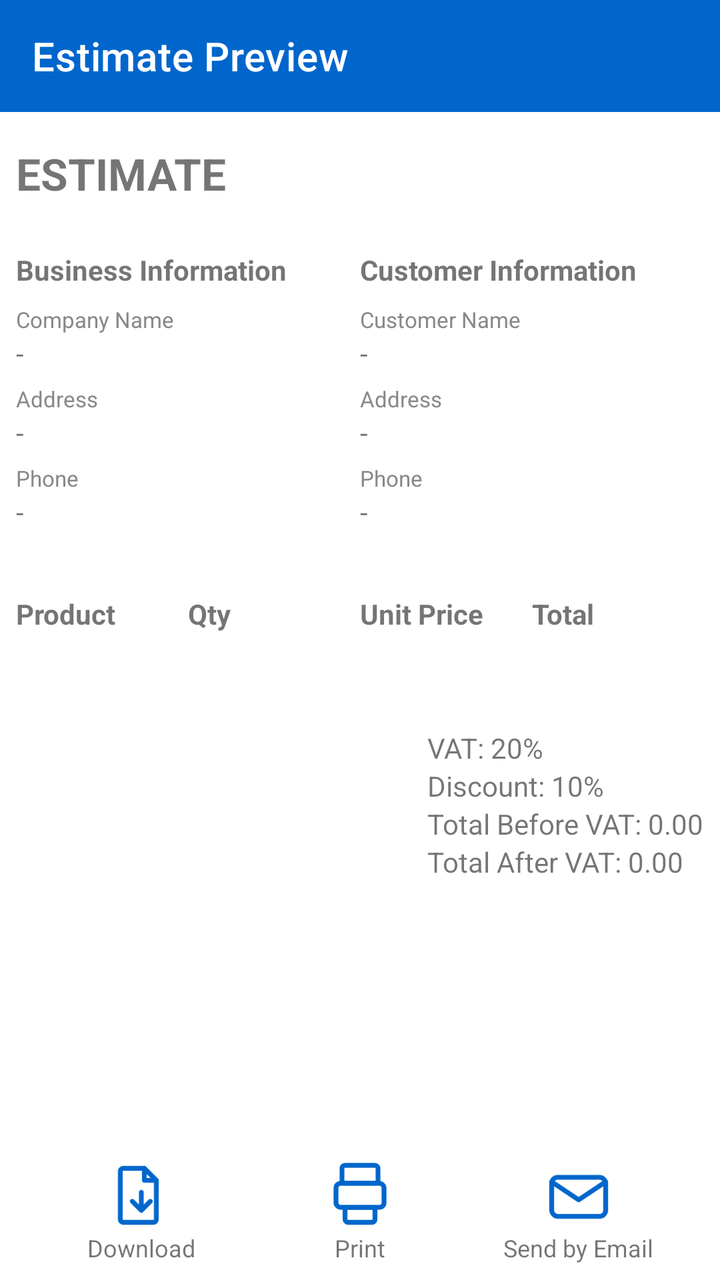
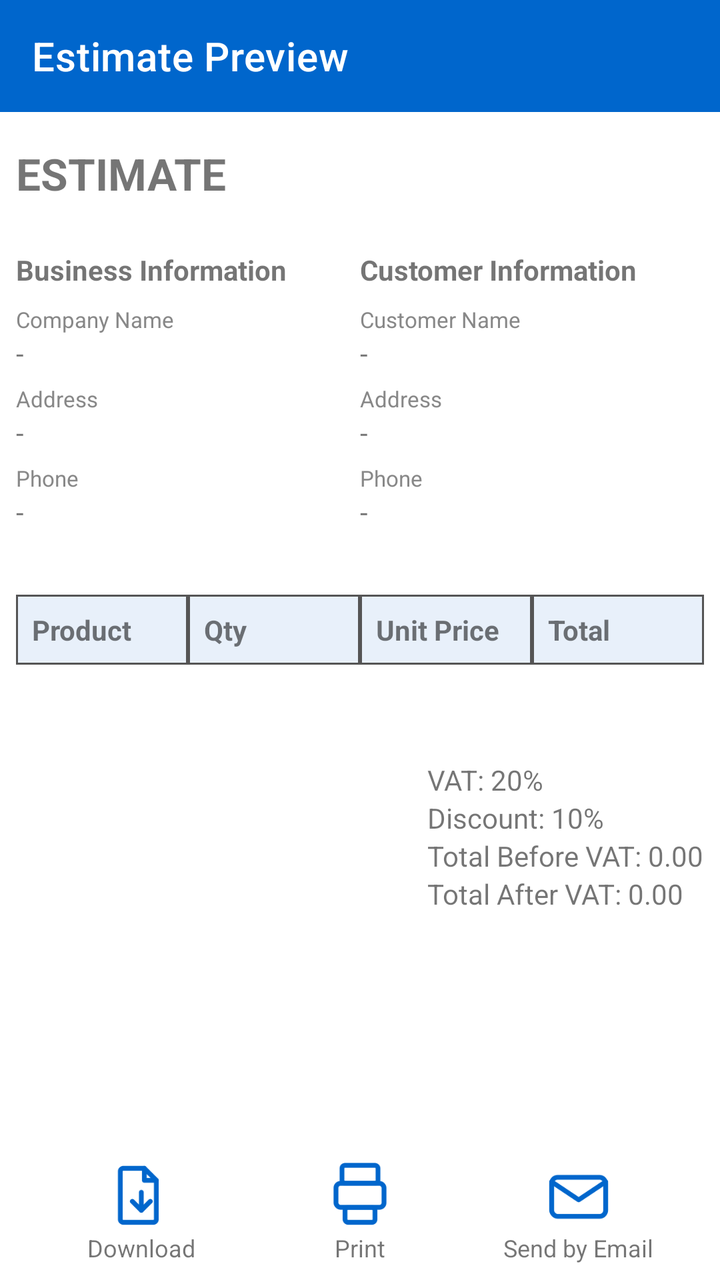

Before-and-after screenshots of an Android layout around one commit, followed by the original layout XML and the change that was made.
<!-- AndroidManifest.xml: application theme Theme.MetalConstructionsEstimates -->
<!-- res/layout/activity_estimate_preview.xml -->
<?xml version="1.0" encoding="utf-8"?>
<androidx.constraintlayout.widget.ConstraintLayout xmlns:android="http://schemas.android.com/apk/res/android"
    xmlns:app="http://schemas.android.com/apk/res-auto"
    android:layout_width="match_parent"
    android:layout_height="match_parent"
    android:fillViewport="true">
    <ScrollView
        android:layout_width="match_parent"
        android:layout_height="match_parent"
        android:fillViewport="true">

        <androidx.constraintlayout.widget.ConstraintLayout
            android:layout_width="match_parent"
            android:layout_height="wrap_content">

            
            <androidx.appcompat.widget.Toolbar
                android:id="@+id/toolbar"
                android:layout_width="0dp"
                android:layout_height="?attr/actionBarSize"
                android:background="#0066cc"
                app:title="Estimate Preview"
                app:titleTextColor="@android:color/white"
                app:layout_constraintTop_toTopOf="parent"
                app:layout_constraintStart_toStartOf="parent"
                app:layout_constraintEnd_toEndOf="parent"/>

            
            <TextView
                android:id="@+id/tvEstimateLabel"
                android:layout_width="wrap_content"
                android:layout_height="wrap_content"
                android:text="ESTIMATE"
                android:textSize="22sp"
                android:textStyle="bold"
                android:layout_marginTop="16dp"
                android:layout_marginLeft="8dp"
                app:layout_constraintTop_toBottomOf="@id/toolbar"
                app:layout_constraintStart_toStartOf="parent"/>

            
            <LinearLayout
                android:id="@+id/infoRow"
                android:layout_width="0dp"
                android:layout_height="wrap_content"
                android:orientation="horizontal"
                android:layout_marginTop="16dp"
                android:padding="8dp"
                app:layout_constraintTop_toBottomOf="@id/tvEstimateLabel"
                app:layout_constraintStart_toStartOf="parent"
                app:layout_constraintEnd_toEndOf="parent">

                
                <LinearLayout
                    android:layout_width="0dp"
                    android:layout_height="wrap_content"
                    android:layout_weight="1"
                    android:orientation="vertical">

                    <TextView
                        android:layout_width="wrap_content"
                        android:layout_height="wrap_content"
                        android:text="Business Information"
                        android:textStyle="bold"
                        android:textSize="14sp" />

                    
                    <TextView
                        android:layout_width="wrap_content"
                        android:layout_height="wrap_content"
                        android:layout_marginTop="8dp"
                        android:text="Company Name"
                        android:textSize="11sp"
                        android:textColor="#888888" />
                    <TextView
                        android:id="@+id/tvBusinessName"
                        android:layout_width="wrap_content"
                        android:layout_height="wrap_content"
                        android:text="-"
                        android:textSize="14sp" />

                    
                    <TextView
                        android:layout_width="wrap_content"
                        android:layout_height="wrap_content"
                        android:layout_marginTop="6dp"
                        android:text="Address"
                        android:textSize="11sp"
                        android:textColor="#888888" />
                    <TextView
                        android:id="@+id/tvBusinessAddress"
                        android:layout_width="wrap_content"
                        android:layout_height="wrap_content"
                        android:text="-"
                        android:textSize="14sp" />

                    
                    <TextView
                        android:layout_width="wrap_content"
                        android:layout_height="wrap_content"
                        android:layout_marginTop="6dp"
                        android:text="Phone"
                        android:textSize="11sp"
                        android:textColor="#888888" />
                    <TextView
                        android:id="@+id/tvBusinessPhone"
                        android:layout_width="wrap_content"
                        android:layout_height="wrap_content"
                        android:text="-"
                        android:textSize="14sp" />
                </LinearLayout>

                
                <LinearLayout
                    android:layout_width="0dp"
                    android:layout_height="wrap_content"
                    android:layout_weight="1"
                    android:orientation="vertical">

                    <TextView
                        android:layout_width="wrap_content"
                        android:layout_height="wrap_content"
                        android:text="Customer Information"
                        android:textStyle="bold"
                        android:textSize="14sp" />

                    
                    <TextView
                        android:layout_width="wrap_content"
                        android:layout_height="wrap_content"
                        android:layout_marginTop="8dp"
                        android:text="Customer Name"
                        android:textSize="11sp"
                        android:textColor="#888888" />
                    <TextView
                        android:id="@+id/tvCustomerName"
                        android:layout_width="wrap_content"
                        android:layout_height="wrap_content"
                        android:text="-"
                        android:textSize="14sp" />

                    
                    <TextView
                        android:layout_width="wrap_content"
                        android:layout_height="wrap_content"
                        android:layout_marginTop="6dp"
                        android:text="Address"
                        android:textSize="11sp"
                        android:textColor="#888888" />
                    <TextView
                        android:id="@+id/tvCustomerAddress"
                        android:layout_width="wrap_content"
                        android:layout_height="wrap_content"
                        android:text="-" />

                    
                    <TextView
                        android:layout_width="wrap_content"
                        android:layout_height="wrap_content"
                        android:layout_marginTop="6dp"
                        android:text="Phone"
                        android:textSize="11sp"
                        android:textColor="#888888" />
                    <TextView
                        android:id="@+id/tvCustomerPhone"
                        android:layout_width="wrap_content"
                        android:layout_height="wrap_content"
                        android:text="-" />
                </LinearLayout>
            </LinearLayout>

            
            <LinearLayout
                android:id="@+id/tableHeader"
                android:layout_width="0dp"
                android:layout_height="wrap_content"
                android:orientation="horizontal"
                android:layout_marginTop="16dp"
                android:padding="8dp"
                app:layout_constraintTop_toBottomOf="@id/infoRow"
                app:layout_constraintStart_toStartOf="parent"
                app:layout_constraintEnd_toEndOf="parent">

                <TextView
                    android:layout_width="0dp"
                    android:layout_height="wrap_content"
                    android:layout_weight="1"
                    android:text="Product"
                    android:textStyle="bold" />

                <TextView
                    android:layout_width="0dp"
                    android:layout_height="wrap_content"
                    android:layout_weight="1"
                    android:text="Qty"
                    android:textStyle="bold" />

                <TextView
                    android:layout_width="0dp"
                    android:layout_height="wrap_content"
                    android:layout_weight="1"
                    android:text="Unit Price"
                    android:textStyle="bold" />

                <TextView
                    android:layout_width="0dp"
                    android:layout_height="wrap_content"
                    android:layout_weight="1"
                    android:text="Total"
                    android:textStyle="bold" />
            </LinearLayout>

            
            <LinearLayout
                android:id="@+id/linesContainer"
                android:layout_width="0dp"
                android:layout_height="wrap_content"
                android:orientation="vertical"
                android:padding="8dp"
                app:layout_constraintTop_toBottomOf="@id/tableHeader"
                app:layout_constraintStart_toStartOf="parent"
                app:layout_constraintEnd_toEndOf="parent"/>

            
            <LinearLayout
                android:id="@+id/totalsLayout"
                android:layout_width="0dp"
                android:layout_height="wrap_content"
                android:orientation="vertical"
                android:layout_marginTop="16dp"
                android:padding="8dp"
                app:layout_constraintTop_toBottomOf="@id/linesContainer"
                app:layout_constraintEnd_toEndOf="parent">

                <TextView android:id="@+id/tvVat" android:layout_width="wrap_content" android:layout_height="wrap_content" android:text="VAT: 20%" />
                <TextView android:id="@+id/tvDiscount" android:layout_width="wrap_content" android:layout_height="wrap_content" android:text="Discount: 10%" />
                <TextView android:id="@+id/tvTotalBeforeVat" android:layout_width="wrap_content" android:layout_height="wrap_content" android:text="Total Before VAT: 0.00" />
                <TextView android:id="@+id/tvAllTotal" android:layout_width="wrap_content" android:layout_height="wrap_content" android:text="Total After VAT: 0.00" />
            </LinearLayout>-->
        </androidx.constraintlayout.widget.ConstraintLayout>
    </ScrollView>
        
    <LinearLayout
        android:id="@+id/buttonsRow"
        android:layout_width="0dp"
        android:layout_height="wrap_content"
        android:orientation="horizontal"
        android:gravity="center"
        android:layout_marginStart="8dp"
        android:layout_marginEnd="8dp"
        android:layout_marginTop="16dp"
        android:padding="8dp"
        app:layout_constraintBottom_toBottomOf="parent"
        app:layout_constraintStart_toStartOf="parent"
        app:layout_constraintEnd_toEndOf="parent">

        <LinearLayout
            android:id="@+id/btnDownloadSection"
            android:layout_width="0dp"
            android:layout_height="wrap_content"
            android:layout_weight="1"
            android:orientation="vertical"
            android:gravity="center">

            <ImageView
                android:id="@+id/btnDownloadPdf"
                android:layout_width="36dp"
                android:layout_height="36dp"
                android:src="@drawable/file"
                android:contentDescription="Download"
                android:background="?attr/selectableItemBackgroundBorderless"
                android:clickable="true"
                android:focusable="true"
                android:elevation="4dp"
                app:tint="#0066cc" />

            <TextView
                android:layout_width="wrap_content"
                android:layout_height="wrap_content"
                android:text="Download"
                android:textSize="12sp" />
        </LinearLayout>

        
        <LinearLayout
            android:id="@+id/btnPrintSection"
            android:layout_width="0dp"
            android:layout_height="wrap_content"
            android:layout_weight="1"
            android:orientation="vertical"
            android:gravity="center">

            <ImageView
                android:id="@+id/btnPrint"
                android:layout_width="36dp"
                android:layout_height="36dp"
                android:src="@drawable/printer"
                android:contentDescription="Print"
                android:background="?attr/selectableItemBackgroundBorderless"
                android:clickable="true"
                android:focusable="true"
                android:elevation="4dp"
                app:tint="#0066cc" />

            <TextView
                android:layout_width="wrap_content"
                android:layout_height="wrap_content"
                android:text="Print"
                android:textSize="12sp" />
        </LinearLayout>

        
        <LinearLayout
            android:id="@+id/btnSendMailSection"
            android:layout_width="0dp"
            android:layout_height="wrap_content"
            android:layout_weight="1"
            android:orientation="vertical"
            android:gravity="center">

            <ImageView
                android:id="@+id/btnSendMail"
                android:layout_width="36dp"
                android:layout_height="36dp"
                android:src="@drawable/sendemail"
                android:contentDescription="Send Email"
                android:background="?attr/selectableItemBackgroundBorderless"
                android:clickable="true"
                android:focusable="true"
                android:elevation="4dp"
                app:tint="#0066cc" />

            <TextView
                android:layout_width="wrap_content"
                android:layout_height="wrap_content"
                android:text="Send by Email"
                android:textSize="12sp" />
        </LinearLayout>
    </LinearLayout>
</androidx.constraintlayout.widget.ConstraintLayout>
<!-- resources referenced by this layout -->
<resources>
  <!-- drawable file: png bitmap (drawable, 1657 bytes) -->
  <!-- drawable printer: png bitmap (drawable, 1806 bytes) -->
  <!-- drawable sendemail: png bitmap (drawable, 1814 bytes) -->
  <style name="Theme.MetalConstructionsEstimates" parent="Theme.MaterialComponents.DayNight.NoActionBar">
      
          <item name="colorPrimary">@color/purple_200</item>
          <item name="colorPrimaryVariant">@color/purple_700</item>
          <item name="colorOnPrimary">@color/black</item>
  
          <item name="colorSecondary">@color/teal_200</item>
          <item name="colorSecondaryVariant">@color/teal_200</item>
          <item name="colorOnSecondary">@color/black</item>
  
          <item name="android:statusBarColor">?attr/colorPrimaryVariant</item>
          <item name="android:windowLightStatusBar">false</item>
  
          
      </style>
  <color name="purple_200">#FFBB86FC</color>
  <color name="purple_700">#FF3700B3</color>
  <color name="black">#FF000000</color>
  <color name="teal_200">#FF03DAC5</color>
</resources>

<!-- the commit's change to res/layout/activity_estimate_preview.xml (unified diff, before → after) -->
@@ -186,6 +186,8 @@
                     android:layout_height="wrap_content"
                     android:layout_weight="1"
                     android:text="Product"
+                    android:background="@drawable/cell_header_border"
+                    android:padding="8dp"
                     android:textStyle="bold" />
 
                 <TextView
@@ -193,6 +195,8 @@
                     android:layout_height="wrap_content"
                     android:layout_weight="1"
                     android:text="Qty"
+                    android:background="@drawable/cell_header_border"
+                    android:padding="8dp"
                     android:textStyle="bold" />
 
                 <TextView
@@ -200,6 +204,8 @@
                     android:layout_height="wrap_content"
                     android:layout_weight="1"
                     android:text="Unit Price"
+                    android:background="@drawable/cell_header_border"
+                    android:padding="8dp"
                     android:textStyle="bold" />
 
                 <TextView
@@ -207,6 +213,8 @@
                     android:layout_height="wrap_content"
                     android:layout_weight="1"
                     android:text="Total"
+                    android:background="@drawable/cell_header_border"
+                    android:padding="8dp"
                     android:textStyle="bold" />
             </LinearLayout>
 
<!-- resource entries referenced after the edit -->
@@ -1,5 +1,12 @@
 <!-- resources referenced by this layout -->
 <resources>
+  <!-- drawable cell_header_border (drawable) -->
+  <?xml version="1.0" encoding="utf-8"?>
+  <shape xmlns:android="http://schemas.android.com/apk/res/android"
+      android:shape="rectangle">
+      <solid android:color="#E8F0FA" />
+      <stroke android:width="1dp" android:color="#555555" />
+  </shape>
   <!-- drawable file: png bitmap (drawable, 1657 bytes) -->
   <!-- drawable printer: png bitmap (drawable, 1806 bytes) -->
   <!-- drawable sendemail: png bitmap (drawable, 1814 bytes) -->
